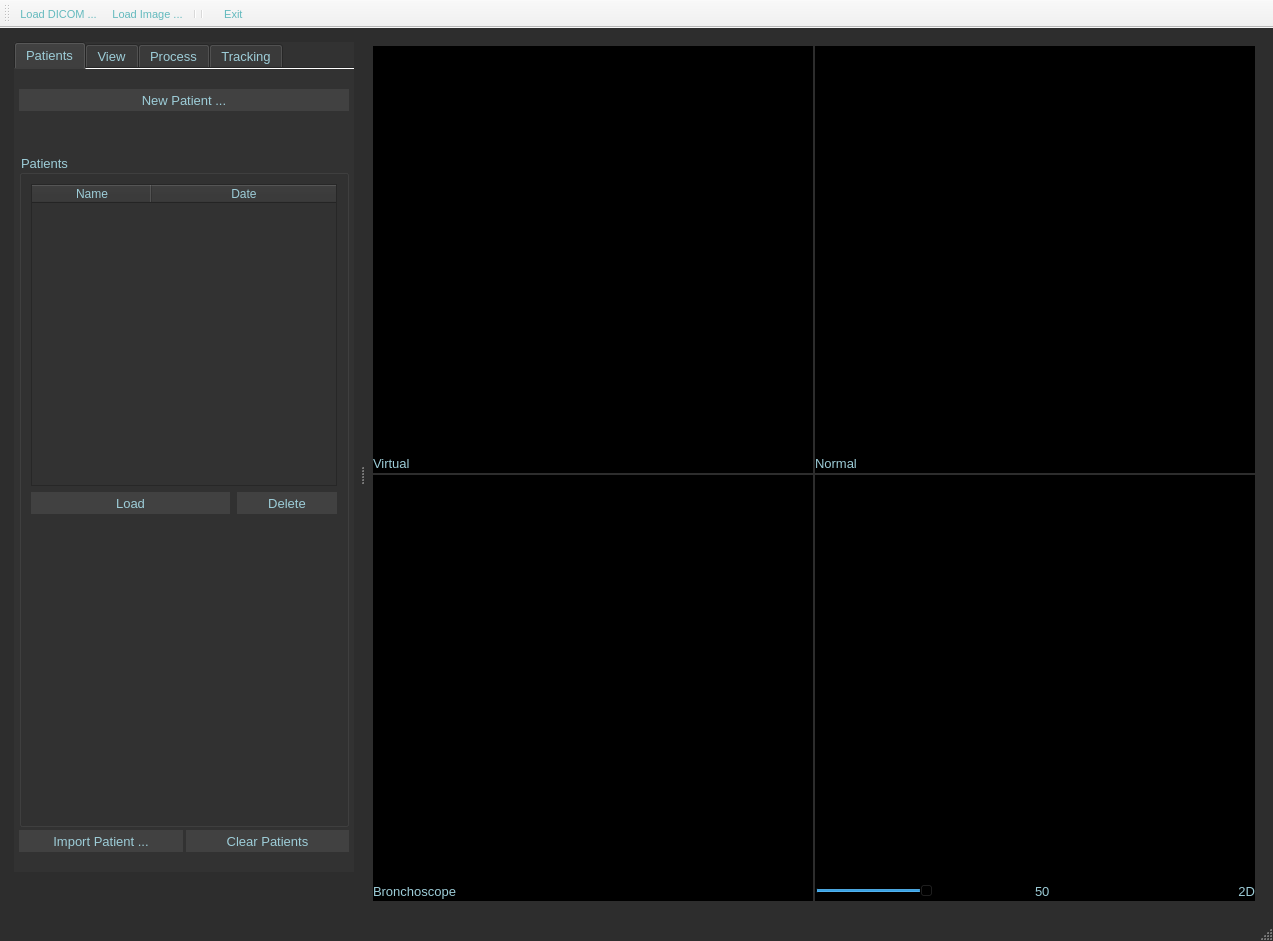
Old version of the form ui/MainWin.ui in the repository DaneshJoy/bronchoscopy.
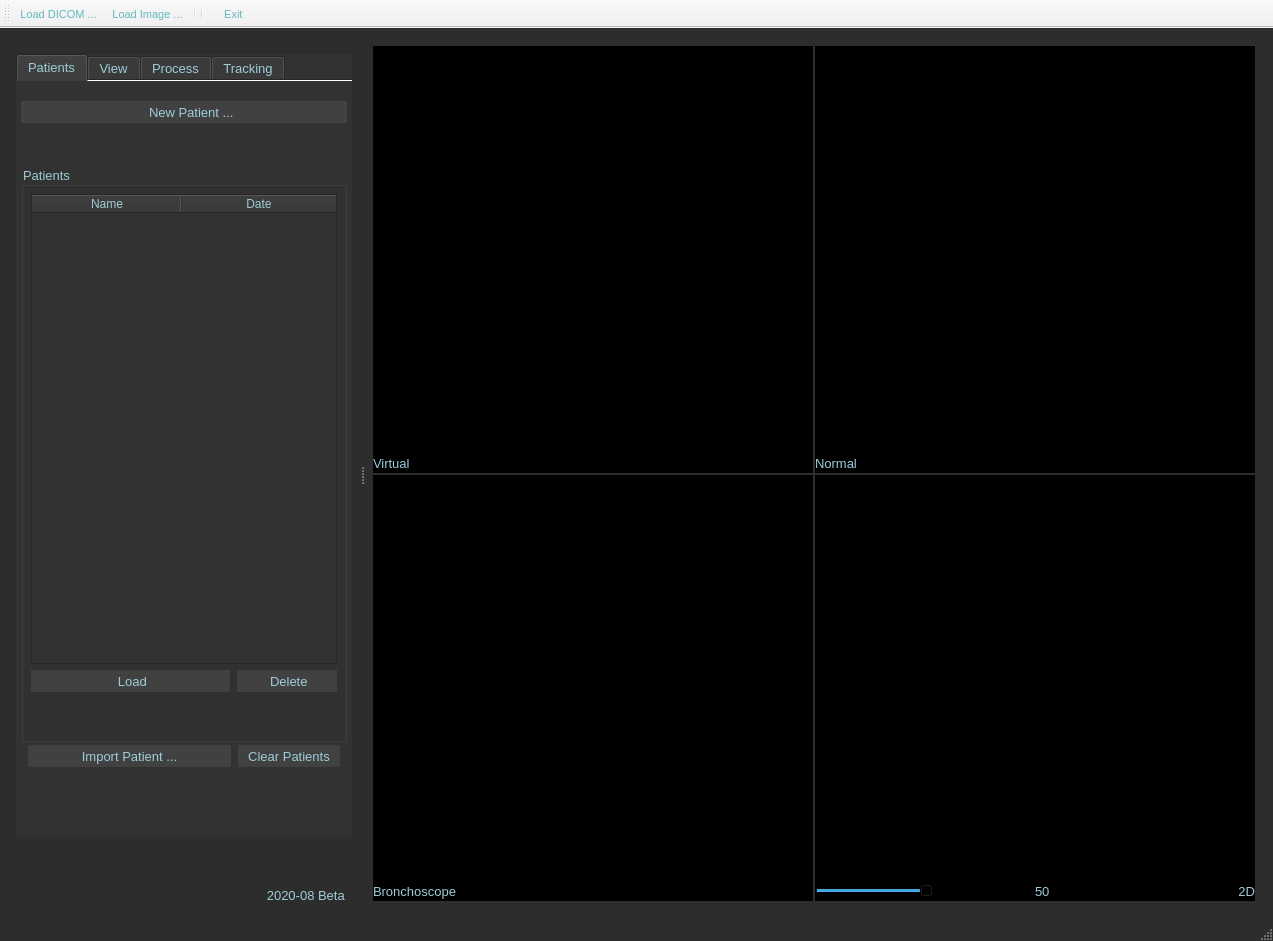
New version of the form. Icons and pictures are not drawn.

Commit message: patient tab completed for now

Diff of the .ui file:
```diff
--- a/ui/MainWin.ui
+++ b/ui/MainWin.ui
@@ -280,17 +280,33 @@
          <number>3</number>
         </property>
         <property name="leftMargin">
-         <number>5</number>
+         <number>7</number>
         </property>
         <property name="topMargin">
-         <number>5</number>
+         <number>7</number>
         </property>
         <property name="rightMargin">
-         <number>5</number>
+         <number>7</number>
         </property>
         <property name="bottomMargin">
-         <number>5</number>
+         <number>7</number>
         </property>
+        <item>
+         <spacer name="verticalSpacer_11">
+          <property name="orientation">
+           <enum>Qt::Vertical</enum>
+          </property>
+          <property name="sizeType">
+           <enum>QSizePolicy::Fixed</enum>
+          </property>
+          <property name="sizeHint" stdset="0">
+           <size>
+            <width>20</width>
+            <height>10</height>
+           </size>
+          </property>
+         </spacer>
+        </item>
         <item>
          <widget class="QTabWidget" name="tabWidget">
           <property name="font">
@@ -369,7 +385,7 @@
                <string notr="true">background-color: rgb(65, 65, 65);</string>
               </property>
               <property name="text">
-               <string>New Patient ...</string>
+               <string>    New Patient ...</string>
               </property>
               <property name="icon">
                <iconset resource="resources.qrc">
@@ -441,10 +457,22 @@
                <bool>false</bool>
               </property>
               <layout class="QVBoxLayout" name="verticalLayout_12">
+               <property name="leftMargin">
+                <number>7</number>
+               </property>
+               <property name="topMargin">
+                <number>7</number>
+               </property>
+               <property name="rightMargin">
+                <number>7</number>
+               </property>
+               <property name="bottomMargin">
+                <number>7</number>
+               </property>
                <item>
                 <widget class="QTableWidget" name="tableWidget_Patients">
                  <property name="sizeAdjustPolicy">
-                  <enum>QAbstractScrollArea::AdjustToContents</enum>
+                  <enum>QAbstractScrollArea::AdjustToContentsOnFirstShow</enum>
                  </property>
                  <property name="selectionMode">
                   <enum>QAbstractItemView::SingleSelection</enum>
@@ -452,6 +480,12 @@
                  <property name="selectionBehavior">
                   <enum>QAbstractItemView::SelectRows</enum>
                  </property>
+                 <property name="textElideMode">
+                  <enum>Qt::ElideLeft</enum>
+                 </property>
+                 <property name="horizontalScrollMode">
+                  <enum>QAbstractItemView::ScrollPerPixel</enum>
+                 </property>
                  <property name="sortingEnabled">
                   <bool>true</bool>
                  </property>
@@ -468,23 +502,35 @@
                   <bool>true</bool>
                  </attribute>
                  <attribute name="horizontalHeaderDefaultSectionSize">
-                  <number>120</number>
+                  <number>150</number>
+                 </attribute>
+                 <attribute name="horizontalHeaderHighlightSections">
+                  <bool>true</bool>
                  </attribute>
                  <attribute name="horizontalHeaderMinimumSectionSize">
-                  <number>20</number>
+                  <number>0</number>
                  </attribute>
                  <attribute name="horizontalHeaderStretchLastSection">
                   <bool>true</bool>
                  </attribute>
+                 <attribute name="verticalHeaderVisible">
+                  <bool>true</bool>
+                 </attribute>
                  <column>
                   <property name="text">
                    <string>Name</string>
                   </property>
+                  <property name="textAlignment">
+                   <set>AlignCenter</set>
+                  </property>
                  </column>
                  <column>
                   <property name="text">
                    <string>Date</string>
                   </property>
+                  <property name="textAlignment">
+                   <set>AlignCenter</set>
+                  </property>
                  </column>
                 </widget>
                </item>
@@ -493,6 +539,12 @@
                  <property name="spacing">
                   <number>7</number>
                  </property>
+                 <property name="leftMargin">
+                  <number>0</number>
+                 </property>
+                 <property name="rightMargin">
+                  <number>0</number>
+                 </property>
                  <item>
                   <widget class="QToolButton" name="btn_LoadPatient">
                    <property name="enabled">
@@ -522,7 +574,7 @@
                     <string notr="true">background-color: rgb(65, 65, 65);</string>
                    </property>
                    <property name="text">
-                    <string>Load</string>
+                    <string> Load</string>
                    </property>
                    <property name="icon">
                     <iconset resource="resources.qrc">
@@ -574,7 +626,7 @@
                     <string notr="true">background-color: rgb(65, 65, 65);</string>
                    </property>
                    <property name="text">
-                    <string>Delete</string>
+                    <string> Delete</string>
                    </property>
                    <property name="icon">
                     <iconset resource="resources.qrc">
@@ -604,6 +656,9 @@
                  <property name="orientation">
                   <enum>Qt::Vertical</enum>
                  </property>
+                 <property name="sizeType">
+                  <enum>QSizePolicy::Fixed</enum>
+                 </property>
                  <property name="sizeHint" stdset="0">
                   <size>
                    <width>20</width>
@@ -616,7 +671,22 @@
              </widget>
             </item>
             <item>
-             <layout class="QHBoxLayout" name="horizontalLayout_10">
+             <layout class="QHBoxLayout" name="horizontalLayout_10" stretch="2,1">
+              <property name="spacing">
+               <number>7</number>
+              </property>
+              <property name="leftMargin">
+               <number>7</number>
+              </property>
+              <property name="topMargin">
+               <number>0</number>
+              </property>
+              <property name="rightMargin">
+               <number>7</number>
+              </property>
+              <property name="bottomMargin">
+               <number>0</number>
+              </property>
               <item>
                <widget class="QToolButton" name="btn_ImportPatient">
                 <property name="enabled">
@@ -715,6 +785,22 @@
               </item>
              </layout>
             </item>
+            <item>
+             <spacer name="verticalSpacer_12">
+              <property name="orientation">
+               <enum>Qt::Vertical</enum>
+              </property>
+              <property name="sizeType">
+               <enum>QSizePolicy::Fixed</enum>
+              </property>
+              <property name="sizeHint" stdset="0">
+               <size>
+                <width>20</width>
+                <height>50</height>
+               </size>
+              </property>
+             </spacer>
+            </item>
            </layout>
           </widget>
           <widget class="QWidget" name="tab_view">
@@ -2223,20 +2309,20 @@
          </widget>
         </item>
         <item>
-         <widget class="QLabel" name="label">
+         <widget class="QLabel" name="label_Logo">
           <property name="enabled">
            <bool>true</bool>
           </property>
           <property name="sizePolicy">
-           <sizepolicy hsizetype="Expanding" vsizetype="Expanding">
+           <sizepolicy hsizetype="Expanding" vsizetype="MinimumExpanding">
             <horstretch>0</horstretch>
             <verstretch>0</verstretch>
            </sizepolicy>
           </property>
           <property name="maximumSize">
            <size>
-            <width>250</width>
-            <height>30</height>
+            <width>16777215</width>
+            <height>45</height>
            </size>
           </property>
           <property name="frameShape">
@@ -2248,9 +2334,6 @@
           <property name="text">
            <string/>
           </property>
-          <property name="textFormat">
-           <enum>Qt::AutoText</enum>
-          </property>
           <property name="pixmap">
            <pixmap resource="resources.qrc">:/logo/logo/logo_transparent.png</pixmap>
           </property>
@@ -2259,6 +2342,27 @@
           </property>
           <property name="alignment">
            <set>Qt::AlignCenter</set>
+          </property>
+          <property name="margin">
+           <number>5</number>
+          </property>
+         </widget>
+        </item>
+        <item>
+         <widget class="QLabel" name="label_version">
+          <property name="font">
+           <font>
+            <pointsize>10</pointsize>
+           </font>
+          </property>
+          <property name="styleSheet">
+           <string notr="true">color: rgb(157, 205, 216);</string>
+          </property>
+          <property name="text">
+           <string>2020-08 Beta  </string>
+          </property>
+          <property name="alignment">
+           <set>Qt::AlignRight|Qt::AlignTrailing|Qt::AlignVCenter</set>
           </property>
          </widget>
         </item>
```
The commit also changes 7 other files.
